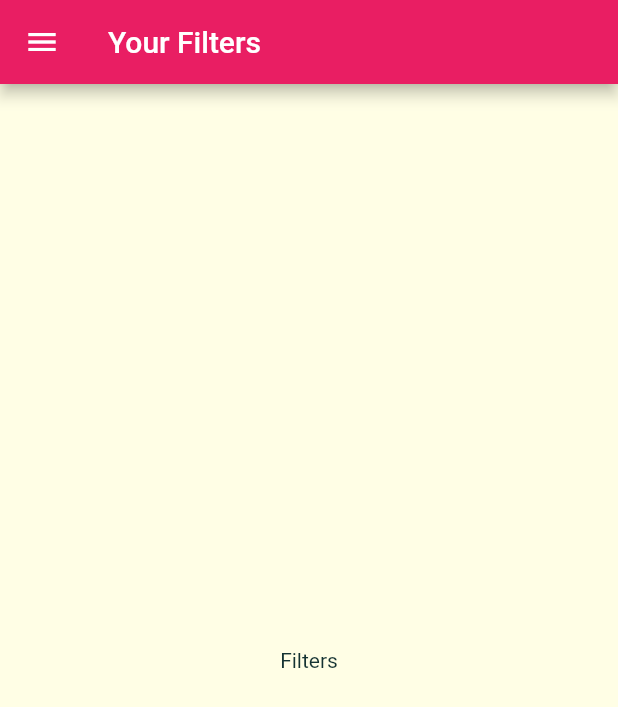
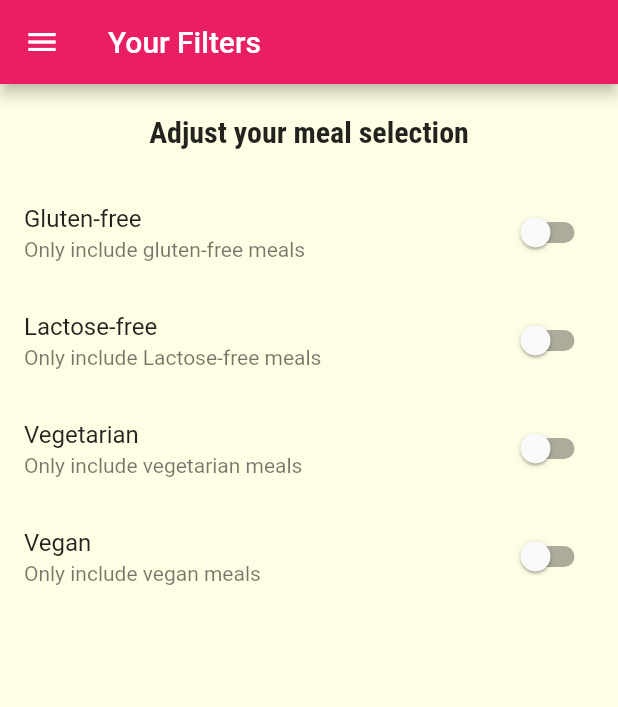
Before and after one commit to AnasAwal/Meal-App, a Flutter app: the FiltersScreen screen opened by its route, on a phone screen of 412 x 824 dp. Shown: the top 707 px of the screen. Run offline on Flutter 3.47's test engine with Material 2 defaults, Android fonts, the phone set to English and light mode, and no system bars; missing offline and left inert: dart:ffi.

Commit message:
Add filters screen

```diff
--- a/lib/screens/filters_screen.dart
+++ b/lib/screens/filters_screen.dart
@@ -1,17 +1,91 @@
 import 'package:flutter/material.dart';
 import 'package:meal_app/widgets/main_drawer.dart';
 
-class FiltersScreen extends StatelessWidget {
+class FiltersScreen extends StatefulWidget {
   const FiltersScreen({Key? key}) : super(key: key);
 
   static const routename = '/filters';
 
   @override
+  _FiltersScreenState createState() => _FiltersScreenState();
+}
+
+class _FiltersScreenState extends State<FiltersScreen> {
+  bool isGlutenFree = false;
+  bool isLactoseFree = false;
+  bool isVegan = false;
+  bool isVegetarian = false;
+
+  Widget buildSwitchListTile(
+      String title, String sub_title, bool value, updateValue) {
+    return SwitchListTile(
+      title: Text(title),
+      subtitle: Text(sub_title),
+      value: value,
+      onChanged: updateValue,
+    );
+  }
+
+  @override
   Widget build(BuildContext context) {
     return Scaffold(
       appBar: AppBar(title: Text("Your Filters")),
-      body: Center(
-        child: Text("Filters"),
+      body: Column(
+        children: [
+          Container(
+            padding: EdgeInsets.all(20.0),
+            child: Text(
+              "Adjust your meal selection",
+              style: Theme.of(context).textTheme.title,
+            ),
+          ),
+          Expanded(
+            child: ListView(
+              children: [
+                buildSwitchListTile(
+                  'Gluten-free',
+                  'Only include gluten-free meals',
+                  isGlutenFree,
+                  (newValue) {
+                    setState(() {
+                      isGlutenFree = newValue;
+                    });
+                  },
+                ),
+                buildSwitchListTile(
+                  'Lactose-free',
+                  'Only include Lactose-free meals',
+                  isLactoseFree,
+                  (newValue) {
+                    setState(() {
+                      isLactoseFree = newValue;
+                    });
+                  },
+                ),
+                buildSwitchListTile(
+                  'Vegetarian',
+                  'Only include vegetarian meals',
+                  isVegetarian,
+                  (newValue) {
+                    setState(() {
+                      isVegetarian = newValue;
+                    });
+                  },
+                ),
+                buildSwitchListTile(
+                  'Vegan',
+                  'Only include vegan meals',
+                  isVegan,
+                  (newValue) {
+                    setState(() {
+                      isVegan = newValue;
+                    });
+                  },
+                ),
+              ],
+            ),
+          ),
+        ],
       ),
       drawer: MainDrawer(),
     );
```
